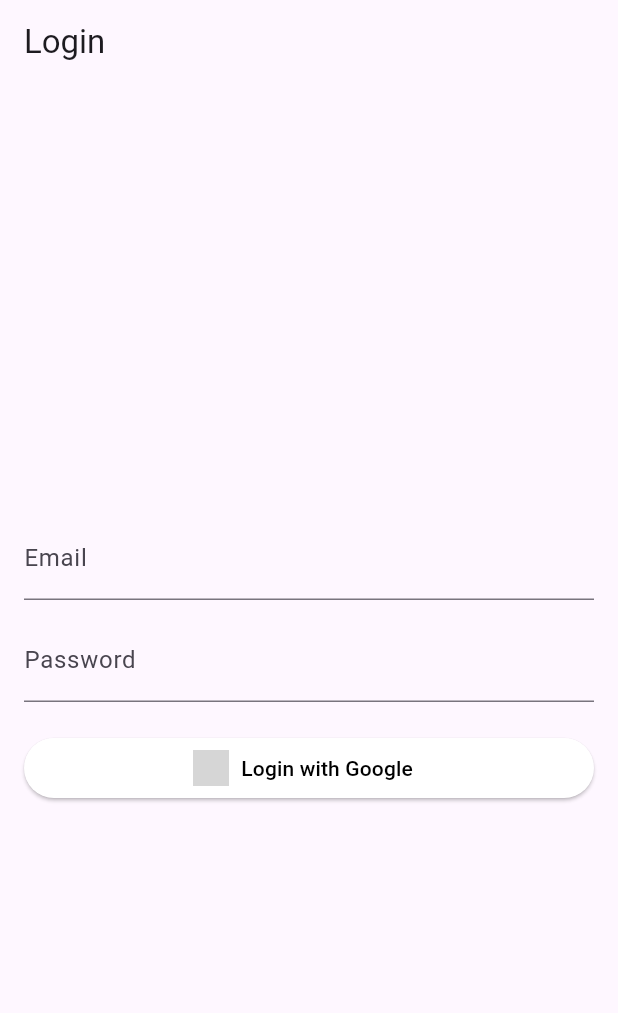
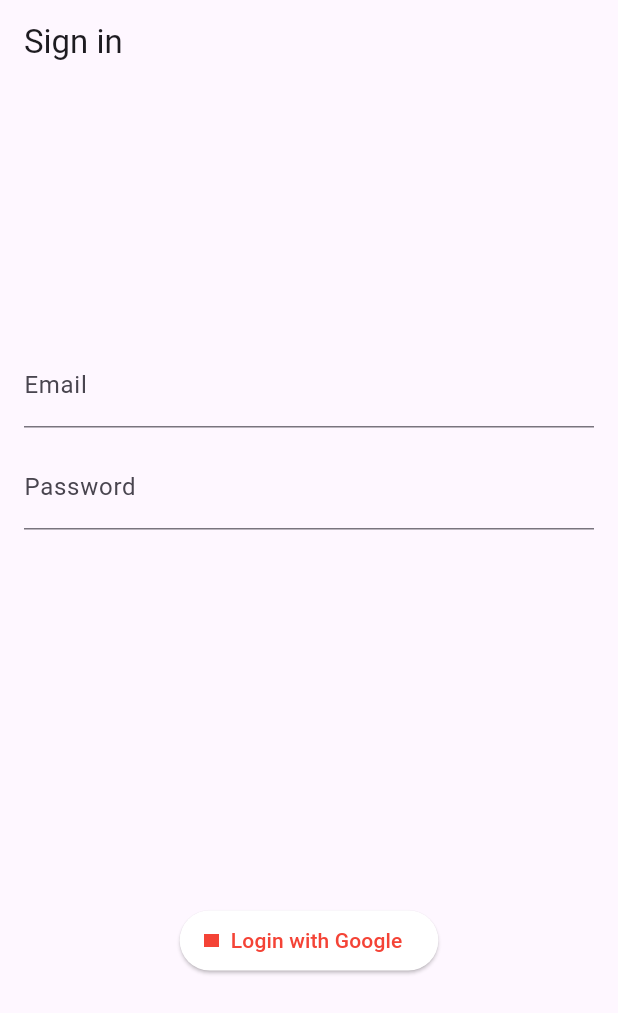
Before and after one commit to Sashank-05/urban-harvest, a Flutter app: the screen it shows after launch, on a phone screen of 412 x 824 dp. Shown: the top 1013 px of the screen. Run offline on Flutter 3.47's test engine with Material 3 defaults, Android fonts, the phone set to English and light mode, and no system bars; our stand-ins replace google_sign_in; project files that could hold a hidden picture were left out; grey boxes are pictures that could not be loaded.

Commit message:
change in login/yaml file/ login icon

```diff
--- a/lib/login/login.dart
+++ b/lib/login/login.dart
@@ -24,7 +24,7 @@ class LoginPage extends StatelessWidget {
   Widget build(BuildContext context) {
     return Scaffold(
       appBar: AppBar(
-        title: const Text('Login'),
+        title: Text('Sign in'),
       ),
       body: const LoginForm(),
     );
@@ -48,7 +48,7 @@ class _LoginFormState extends State<LoginForm> {
     return Container(
       padding: const EdgeInsets.all(16.0),
       child: Column(
-        crossAxisAlignment: CrossAxisAlignment.stretch,
+        crossAxisAlignment: CrossAxisAlignment.center,
         mainAxisAlignment: MainAxisAlignment.center,
         children: <Widget>[
           TextField(
@@ -65,16 +65,18 @@ class _LoginFormState extends State<LoginForm> {
             ),
             obscureText: true,
           ),
-          const SizedBox(height: 20.0),
+          const SizedBox(height: 250.0),
           ElevatedButton.icon(
             onPressed: _handleSignIn,
-            icon: Image.asset('assets/google_logo.png',
-                width: 24.0, height: 24.0),
+
+
+
+            icon: ImageIcon(AssetImage("assets/img/google_logo.png"),size:10),
 
             label: Text('Login with Google'),
 
             style: ElevatedButton.styleFrom(
-              foregroundColor: Colors.black, backgroundColor: Colors.white,
+              foregroundColor: Colors.red, backgroundColor: Colors.white,
             ),
           ),
         ],
--- a/pubspec.yaml
+++ b/pubspec.yaml
@@ -57,6 +57,9 @@ flutter:
   # included with your application, so that you can use the icons in
   # the material Icons class.
   uses-material-design: true
+  assets:
+    - assets/img/google_logo.png
+
   fonts:
     - family: montserrat
       fonts:
```
Also changed, not shown: assets/img/google_logo.png (added), 2 other files.
